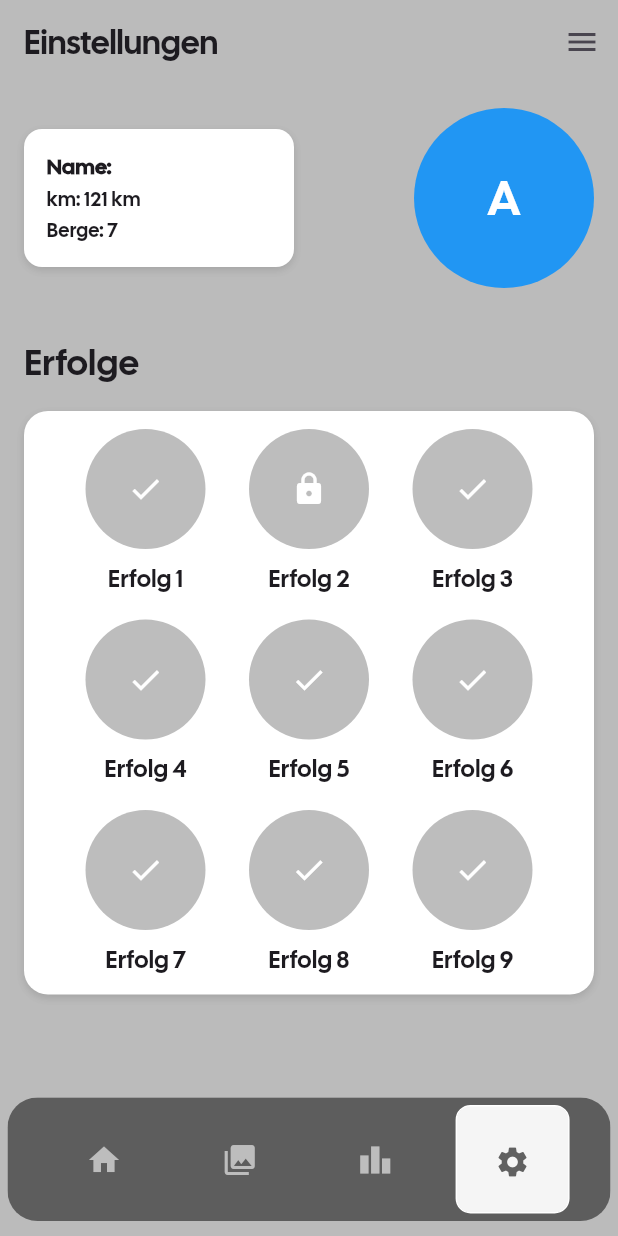
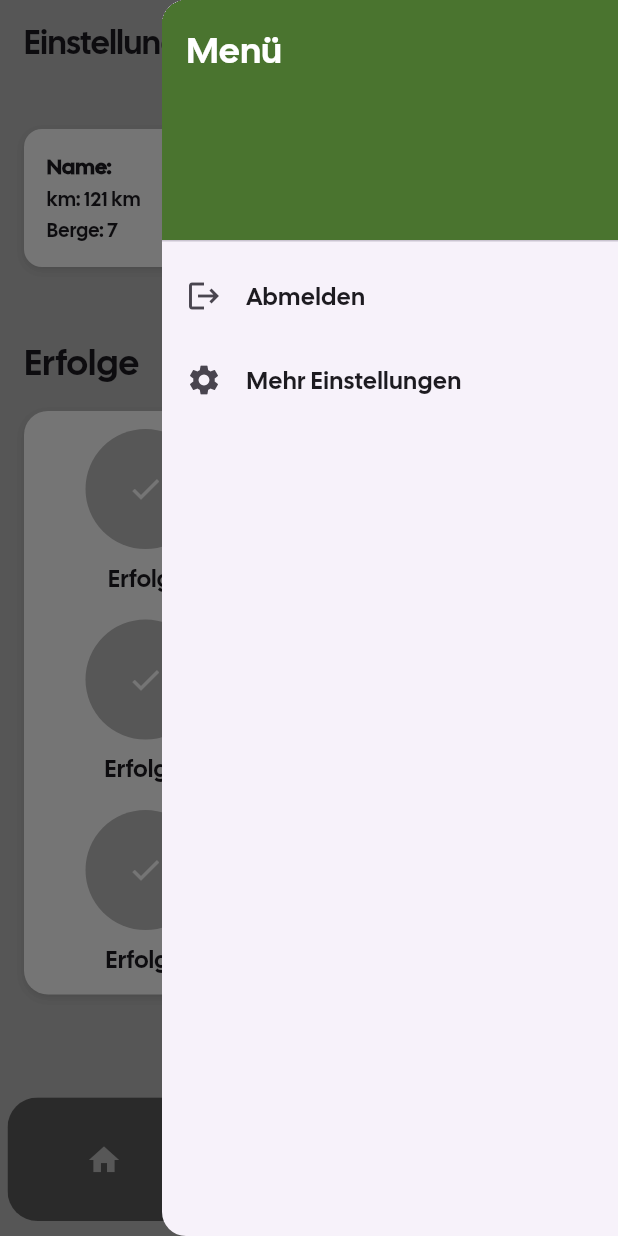
Before and after one commit to BlJanosch/Hermes, a Flutter app: the Settings screen opened directly, with the side drawer open (before the commit the screen has no drawer), on a phone screen of 412 x 824 dp. Run offline on Flutter 3.47's test engine with Material 3 defaults, Android fonts, the phone set to English and light mode, and no system bars; drawn by our look-alikes of google_nav_bar; our stand-ins replace flutter_map, flutter_svg, latlong2, location, shared_preferences; missing offline and left inert: dart:ffi, flutter_map_location_marker; accounts and stored records are empty.

Commit message:
Added Side Bar in Settings

```diff
--- a/src/frontend/hermes/lib/pages/settings.dart
+++ b/src/frontend/hermes/lib/pages/settings.dart
@@ -30,27 +30,60 @@ class _SettingsState extends State<Settings> {
   Widget build(BuildContext context) {
     return Scaffold(
       backgroundColor: Colors.grey.withOpacity(0.7),
+
+      endDrawer: Drawer(
+        child: ListView(
+          padding: EdgeInsets.zero,
+          children: [
+            DrawerHeader(
+              decoration: BoxDecoration(color: Color(0xFF4A742F)),
+              child: Text(
+                'Menü',
+                style: TextStyle(color: Colors.white, fontSize: 24),
+              ),
+            ),
+            ListTile(
+              leading: Icon(Icons.logout),
+              title: Text('Abmelden'),
+              onTap: () {
+                Navigator.pop(context);
+              },
+            ),
+            ListTile(
+              leading: Icon(Icons.settings),
+              title: Text('Mehr Einstellungen'),
+              onTap: () {
+                Navigator.pop(context);
+              },
+            ),
+          ],
+        ),
+      ),
+
       appBar: AppBar(
         title: Text('Einstellungen'),
         backgroundColor: Colors.transparent,
         actions: [
-          IconButton(
-            icon: Icon(Icons.menu),
-            onPressed: () {},
+          Builder(
+            builder: (context) => IconButton(
+              icon: Icon(Icons.menu),
+              onPressed: () {
+                Scaffold.of(context).openEndDrawer();
+              },
+            ),
           ),
         ],
       ),
+
       body: Stack(
         children: [
           Padding(
             padding: const EdgeInsets.all(16.0),
             child: Column(
               children: [
-                // Top card with info and profile icon
                 Row(
                   crossAxisAlignment: CrossAxisAlignment.center,
                   children: [
-                    // Info card
                     Container(
                       width: 180,
                       padding: EdgeInsets.all(15),
@@ -86,10 +119,9 @@ class _SettingsState extends State<Settings> {
                       ),
                     ),
                     Spacer(),
-                    // Profile icon
                     CircleAvatar(
                       radius: 60,
-                      backgroundColor: Colors.blue,
+                      backgroundColor: Color(0xFFBBA430),
                       child: Text(
                         _username.isNotEmpty ? _username[0].toUpperCase() : 'A',
                         style: TextStyle(fontSize: 32, color: Colors.white),
```
